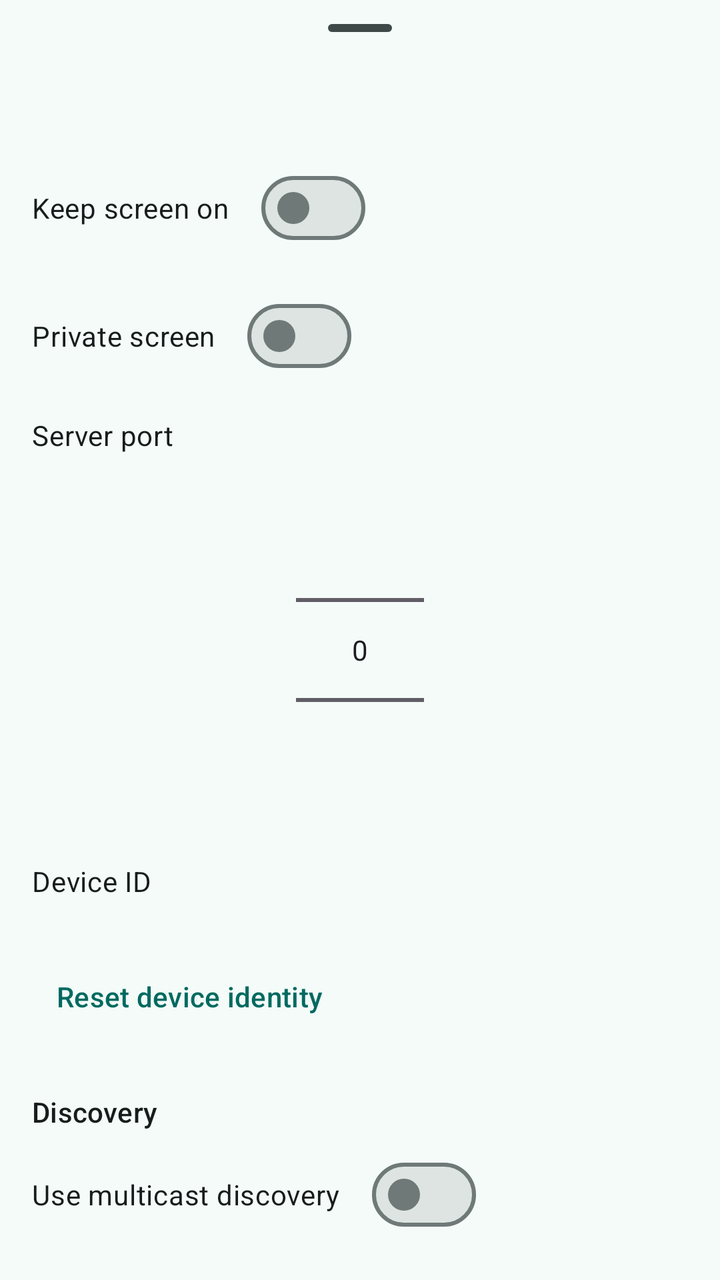
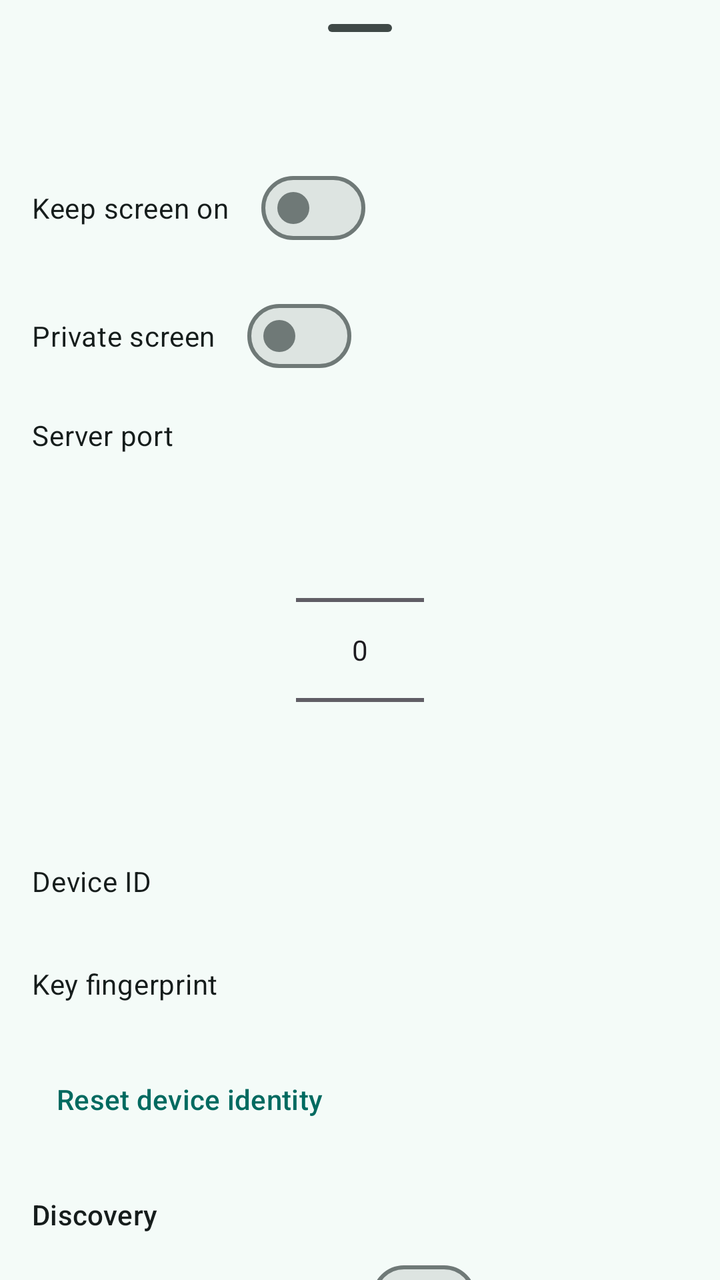

Compare the two renders of this Android layout. The source of the first and the diff that turns it into the second are given below.
<!-- AndroidManifest.xml: application theme Theme.ScreenShare -->
<!-- res/layout/widget_screen_share_service_settings.xml -->
<?xml version="1.0" encoding="utf-8"?>
<LinearLayout xmlns:android="http://schemas.android.com/apk/res/android"
    android:layout_width="match_parent"
    android:layout_height="match_parent"
    android:orientation="vertical">

    <com.google.android.material.bottomsheet.BottomSheetDragHandleView
        android:layout_width="match_parent"
        android:layout_height="wrap_content" />

    <androidx.core.widget.NestedScrollView
        android:layout_width="match_parent"
        android:layout_height="wrap_content">

        <LinearLayout
            android:layout_width="match_parent"
            android:layout_height="wrap_content"
            android:orientation="vertical"
            android:padding="16dp">

            <com.google.android.material.materialswitch.MaterialSwitch
                android:id="@+id/keep_screen_on_setting"
                android:layout_width="wrap_content"
                android:layout_height="wrap_content"
                android:layout_marginTop="16dp"
                android:text="@string/keep_screen_on_setting_label"
                android:textAppearance="?attr/textAppearanceBodyMedium"
                android:textColor="?attr/colorOnSurface" />

            <com.google.android.material.materialswitch.MaterialSwitch
                android:id="@+id/secure_setting"
                android:layout_width="wrap_content"
                android:layout_height="wrap_content"
                android:layout_marginTop="16dp"
                android:text="@string/projection_secure_setting_label"
                android:textAppearance="?attr/textAppearanceBodyMedium"
                android:textColor="?attr/colorOnSurface" />

            <com.google.android.material.textview.MaterialTextView
                android:layout_width="wrap_content"
                android:layout_height="wrap_content"
                android:layout_marginTop="16dp"
                android:text="@string/server_port_setting_label"
                android:textAppearance="?attr/textAppearanceBodyMedium"
                android:textColor="?attr/colorOnSurface" />

            <NumberPicker
                android:id="@+id/port_setting"
                android:layout_width="wrap_content"
                android:layout_height="wrap_content"
                android:layout_gravity="center_horizontal"
                android:layout_marginTop="8dp" />

            <com.google.android.material.textview.MaterialTextView
                android:layout_width="wrap_content"
                android:layout_height="wrap_content"
                android:layout_marginTop="16dp"
                android:text="@string/device_identity_label"
                android:textAppearance="?attr/textAppearanceBodyMedium"
                android:textColor="?attr/colorOnSurface" />

            <com.google.android.material.textview.MaterialTextView
                android:id="@+id/device_id_setting"
                android:layout_width="wrap_content"
                android:layout_height="wrap_content"
                android:layout_marginTop="4dp"
                android:textAppearance="?attr/textAppearanceBodySmall"
                android:textColor="?attr/colorOnSurfaceVariant" />

            <com.google.android.material.button.MaterialButton
                android:id="@+id/identity_reset_setting"
                style="@style/Widget.Material3.Button.TextButton"
                android:layout_width="wrap_content"
                android:layout_height="wrap_content"
                android:layout_marginTop="4dp"
                android:text="@string/identity_reset" />

            <com.google.android.material.textview.MaterialTextView
                android:layout_width="wrap_content"
                android:layout_height="wrap_content"
                android:layout_marginTop="24dp"
                android:text="@string/discovery_settings_section"
                android:textAppearance="?attr/textAppearanceTitleSmall"
                android:textColor="?attr/colorOnSurface" />

            <com.google.android.material.materialswitch.MaterialSwitch
                android:id="@+id/multicast_enabled_setting"
                android:layout_width="wrap_content"
                android:layout_height="wrap_content"
                android:layout_marginTop="8dp"
                android:text="@string/multicast_enabled_setting_label"
                android:textAppearance="?attr/textAppearanceBodyMedium"
                android:textColor="?attr/colorOnSurface" />

            <com.google.android.material.textview.MaterialTextView
                android:layout_width="wrap_content"
                android:layout_height="wrap_content"
                android:layout_marginTop="16dp"
                android:text="@string/multicast_group_setting_label"
                android:textAppearance="?attr/textAppearanceBodyMedium"
                android:textColor="?attr/colorOnSurface" />

            <EditText
                android:id="@+id/multicast_group_setting"
                android:layout_width="match_parent"
                android:layout_height="wrap_content"
                android:layout_marginTop="4dp"
                android:hint="@string/multicast_group_setting_hint"
                android:importantForAutofill="no"
                android:inputType="text"
                android:singleLine="true" />

            <com.google.android.material.textview.MaterialTextView
                android:layout_width="wrap_content"
                android:layout_height="wrap_content"
                android:layout_marginTop="16dp"
                android:text="@string/multicast_port_setting_label"
                android:textAppearance="?attr/textAppearanceBodyMedium"
                android:textColor="?attr/colorOnSurface" />

            <NumberPicker
                android:id="@+id/multicast_port_setting"
                android:layout_width="wrap_content"
                android:layout_height="wrap_content"
                android:layout_gravity="center_horizontal"
                android:layout_marginTop="8dp" />

            <com.google.android.material.textview.MaterialTextView
                android:layout_width="wrap_content"
                android:layout_height="wrap_content"
                android:layout_marginTop="16dp"
                android:text="@string/discovery_refresh_setting_label"
                android:textAppearance="?attr/textAppearanceBodyMedium"
                android:textColor="?attr/colorOnSurface" />

            <NumberPicker
                android:id="@+id/discovery_refresh_setting"
                android:layout_width="wrap_content"
                android:layout_height="wrap_content"
                android:layout_gravity="center_horizontal"
                android:layout_marginTop="8dp" />

            <com.google.android.material.textview.MaterialTextView
                android:layout_width="wrap_content"
                android:layout_height="wrap_content"
                android:layout_marginTop="16dp"
                android:text="@string/discovery_visibility_setting_label"
                android:textAppearance="?attr/textAppearanceBodyMedium"
                android:textColor="?attr/colorOnSurface" />

            <NumberPicker
                android:id="@+id/discovery_visibility_setting"
                android:layout_width="wrap_content"
                android:layout_height="wrap_content"
                android:layout_gravity="center_horizontal"
                android:layout_marginTop="8dp" />

            <com.google.android.material.materialswitch.MaterialSwitch
                android:id="@+id/discovery_compat_only_setting"
                android:layout_width="wrap_content"
                android:layout_height="wrap_content"
                android:layout_marginTop="16dp"
                android:text="@string/discovery_compat_only_setting_label"
                android:textAppearance="?attr/textAppearanceBodyMedium"
                android:textColor="?attr/colorOnSurface" />

            <com.google.android.material.materialswitch.MaterialSwitch
                android:id="@+id/share_name_setting"
                android:layout_width="wrap_content"
                android:layout_height="wrap_content"
                android:layout_marginTop="8dp"
                android:text="@string/share_name_setting_label"
                android:textAppearance="?attr/textAppearanceBodyMedium"
                android:textColor="?attr/colorOnSurface" />

            <LinearLayout
                android:id="@+id/video_settings_entry"
                android:layout_width="match_parent"
                android:layout_height="wrap_content"
                android:layout_marginTop="24dp"
                android:background="?attr/selectableItemBackground"
                android:clickable="true"
                android:focusable="true"
                android:orientation="vertical"
                android:paddingTop="8dp"
                android:paddingBottom="8dp">

                <com.google.android.material.textview.MaterialTextView
                    android:layout_width="wrap_content"
                    android:layout_height="wrap_content"
                    android:text="@string/video_settings_entry_label"
                    android:textAppearance="?attr/textAppearanceBodyMedium"
                    android:textColor="?attr/colorOnSurface" />

                <com.google.android.material.textview.MaterialTextView
                    android:id="@+id/video_settings_summary"
                    android:layout_width="wrap_content"
                    android:layout_height="wrap_content"
                    android:layout_marginTop="4dp"
                    android:textAppearance="?attr/textAppearanceBodySmall"
                    android:textColor="?attr/colorOnSurfaceVariant" />
            </LinearLayout>
        </LinearLayout>
    </androidx.core.widget.NestedScrollView>
</LinearLayout>
<!-- resources referenced by this layout -->
<resources>
  <string name="device_identity_label">"Device ID"</string>
  <string name="discovery_compat_only_setting_label">"Compatibility mode (mDNS only)"</string>
  <string name="discovery_refresh_setting_label">"Discovery refresh"</string>
  <string name="discovery_settings_section">"Discovery"</string>
  <string name="discovery_visibility_setting_label">"Visibility"</string>
  <string name="identity_reset">"Reset device identity"</string>
  <string name="keep_screen_on_setting_label">"Keep screen on"</string>
  <string name="multicast_enabled_setting_label">"Use multicast discovery"</string>
  <string name="multicast_group_setting_hint">"e.g. 224.0.0.167"</string>
  <string name="multicast_group_setting_label">"Multicast group"</string>
  <string name="multicast_port_setting_label">"Multicast port"</string>
  <string name="projection_secure_setting_label">"Private screen"</string>
  <string name="server_port_setting_label">"Server port"</string>
  <string name="share_name_setting_label">"Broadcast device name"</string>
  <string name="video_settings_entry_label">"Video encoding settings"</string>
  <color name="md_theme_primary">#006A60</color>
  <color name="md_theme_onPrimary">#FFFFFF</color>
  <color name="md_theme_primaryContainer">#9EF2E4</color>
  <color name="md_theme_onPrimaryContainer">#005048</color>
  <color name="md_theme_secondary">#4A635F</color>
  <color name="md_theme_onSecondary">#FFFFFF</color>
  <color name="md_theme_secondaryContainer">#CCE8E2</color>
  <color name="md_theme_onSecondaryContainer">#334B47</color>
  <color name="md_theme_tertiary">#456179</color>
  <color name="md_theme_onTertiary">#FFFFFF</color>
  <color name="md_theme_tertiaryContainer">#CCE5FF</color>
  <color name="md_theme_onTertiaryContainer">#2D4961</color>
  <color name="md_theme_error">#BA1A1A</color>
  <color name="md_theme_onError">#FFFFFF</color>
  <color name="md_theme_errorContainer">#FFDAD6</color>
  <color name="md_theme_onErrorContainer">#93000A</color>
  <color name="md_theme_background">#F4FBF8</color>
  <color name="md_theme_onBackground">#161D1C</color>
  <color name="md_theme_surface">#F4FBF8</color>
  <color name="md_theme_onSurface">#161D1C</color>
  <color name="md_theme_surfaceVariant">#DAE5E1</color>
  <color name="md_theme_onSurfaceVariant">#3F4947</color>
  <color name="md_theme_outline">#6F7977</color>
  <color name="md_theme_outlineVariant">#BEC9C6</color>
  <color name="md_theme_inverseSurface">#2B3230</color>
  <color name="md_theme_inverseOnSurface">#ECF2EF</color>
  <color name="md_theme_inversePrimary">#82D5C8</color>
  <color name="md_theme_primaryFixed">#9EF2E4</color>
  <color name="md_theme_onPrimaryFixed">#00201C</color>
  <color name="md_theme_primaryFixedDim">#82D5C8</color>
  <color name="md_theme_onPrimaryFixedVariant">#005048</color>
  <color name="md_theme_secondaryFixed">#CCE8E2</color>
  <color name="md_theme_onSecondaryFixed">#05201C</color>
  <color name="md_theme_secondaryFixedDim">#B1CCC6</color>
  <color name="md_theme_onSecondaryFixedVariant">#334B47</color>
  <color name="md_theme_tertiaryFixed">#CCE5FF</color>
  <color name="md_theme_onTertiaryFixed">#001E31</color>
  <color name="md_theme_tertiaryFixedDim">#ADCAE6</color>
  <color name="md_theme_onTertiaryFixedVariant">#2D4961</color>
  <color name="md_theme_surfaceDim">#D5DBD9</color>
  <color name="md_theme_surfaceBright">#F4FBF8</color>
  <color name="md_theme_surfaceContainerLowest">#FFFFFF</color>
  <color name="md_theme_surfaceContainerLow">#EFF5F2</color>
  <color name="md_theme_surfaceContainer">#E9EFED</color>
  <color name="md_theme_surfaceContainerHigh">#E3EAE7</color>
  <color name="md_theme_surfaceContainerHighest">#DDE4E1</color>
  <!-- unchanged entries left out for length: 1 -->
</resources>

<!-- the commit's change to res/layout/widget_screen_share_service_settings.xml (unified diff, before → after) -->
@@ -61,6 +61,22 @@
 
             <com.google.android.material.textview.MaterialTextView
                 android:id="@+id/device_id_setting"
+                android:layout_width="wrap_content"
+                android:layout_height="wrap_content"
+                android:layout_marginTop="4dp"
+                android:textAppearance="?attr/textAppearanceBodySmall"
+                android:textColor="?attr/colorOnSurfaceVariant" />
+
+            <com.google.android.material.textview.MaterialTextView
+                android:layout_width="wrap_content"
+                android:layout_height="wrap_content"
+                android:layout_marginTop="12dp"
+                android:text="@string/tls_local_fingerprint_label"
+                android:textAppearance="?attr/textAppearanceBodyMedium"
+                android:textColor="?attr/colorOnSurface" />
+
+            <com.google.android.material.textview.MaterialTextView
+                android:id="@+id/device_fingerprint_setting"
                 android:layout_width="wrap_content"
                 android:layout_height="wrap_content"
                 android:layout_marginTop="4dp"
<!-- resource entries referenced after the edit -->
@@ -14,6 +14,7 @@
   <string name="projection_secure_setting_label">"Private screen"</string>
   <string name="server_port_setting_label">"Server port"</string>
   <string name="share_name_setting_label">"Broadcast device name"</string>
+  <string name="tls_local_fingerprint_label">"Key fingerprint"</string>
   <string name="video_settings_entry_label">"Video encoding settings"</string>
   <color name="md_theme_primary">#006A60</color>
   <color name="md_theme_onPrimary">#FFFFFF</color>
